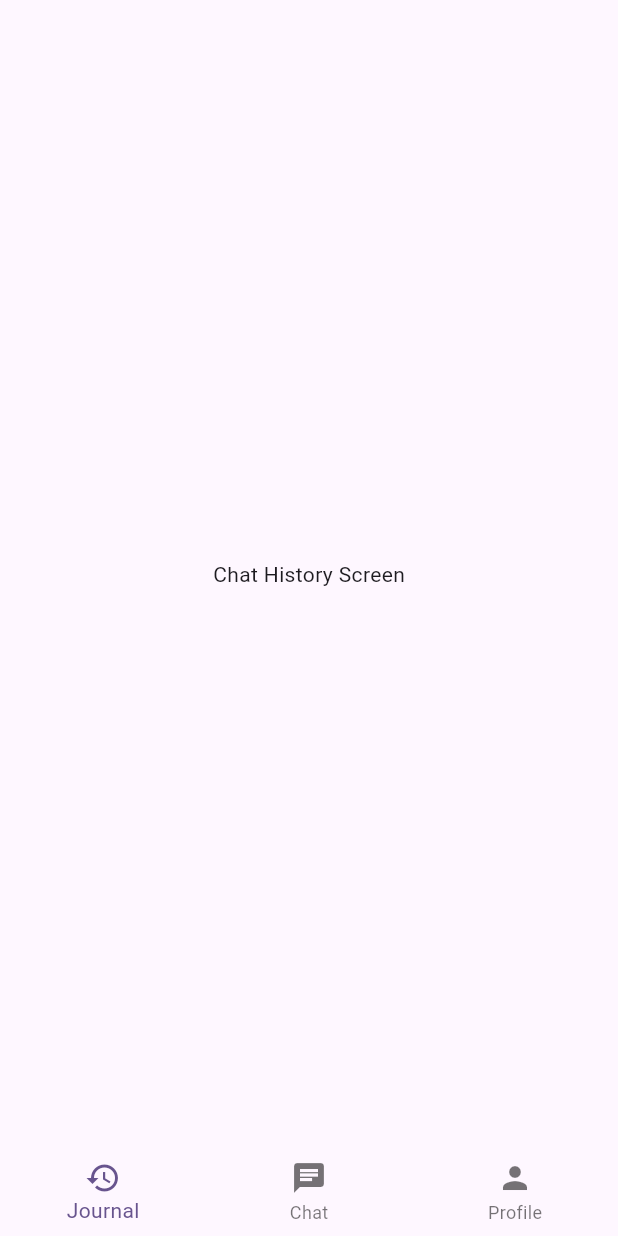
After one commit to kgangadaran10/GeminiHackathon, a Flutter app: the screen it shows after launch, on a phone screen of 412 x 824 dp. The commit adds this screen. Run offline on Flutter 3.47's test engine with Material 3 defaults, Android fonts, the phone set to English and light mode, and no system bars.

Commit message:
changed chat history screen to journal screen and fixed navbar issue

```diff
--- /dev/null
+++ b/lib/api/api_service.dart
@@ -0,0 +1,3 @@
+class ApiService {
+  static const apiKey = "AIzaSyCSUJEl1bKT3u7HaEEvvKP_iqfyZIL8XRk";
+}
--- a/lib/main.dart
+++ b/lib/main.dart
@@ -1,5 +1,5 @@
 import 'package:flutter/material.dart';
-import 'package:flutter_application_1/screens/chat_history_screen.dart';
+import 'package:flutter_application_1/screens/journal_screen.dart';
 import 'package:flutter_application_1/screens/chat_screen.dart';
 import 'package:flutter_application_1/screens/home_screen.dart';
 import 'package:flutter_application_1/screens/profile_screen.dart';
--- a/lib/screens/chat_screen.dart
+++ b/lib/screens/chat_screen.dart
@@ -3,6 +3,9 @@ import 'package:flutter/material.dart';
 class ChatScreen extends StatefulWidget {
   const ChatScreen({super.key});
 
+//Icon: A home icon.
+//Function: Takes the user to the main screen, where they can start their 5-minute recording session.
+//Label: "Home" (optional, you can choose to have just the icon if you prefer a cleaner look).
   @override
   State<ChatScreen> createState() => _ChatScreenState();
 }
@@ -12,7 +15,7 @@ class _ChatScreenState extends State<ChatScreen> {
   Widget build(BuildContext context) {
     return Scaffold(
       body: Center(
-        child: Text('Home Screen'),
+        child: Text('Chat Screen'),
       ),
     );
   }
--- a/lib/screens/home_screen.dart
+++ b/lib/screens/home_screen.dart
@@ -1,5 +1,5 @@
 import 'package:flutter/material.dart';
-import 'package:flutter_application_1/screens/chat_history_screen.dart';
+import 'package:flutter_application_1/screens/journal_screen.dart';
 import 'package:flutter_application_1/screens/chat_screen.dart';
 import 'package:flutter_application_1/screens/profile_screen.dart';
 
@@ -12,18 +12,22 @@ class HomeScreen extends StatefulWidget {
 
 // list of screens
 final List<Widget> _screens = [
+  const JournalScreen(),
   const ChatScreen(),
-  const ChatHistoryScreen(),
   const ProfileScreen(),
 ];
 
 int _currentIndex = 0; // index of current screen
 
 class _HomeScreenState extends State<HomeScreen> {
+// page view controller
+  final PageController _pageController = PageController();
+
   @override
   Widget build(BuildContext context) {
     return Scaffold(
       body: PageView(
+        controller: _pageController,
         children: _screens,
         onPageChanged: (index) {
           setState(() {
@@ -33,15 +37,18 @@ class _HomeScreenState extends State<HomeScreen> {
       ),
       bottomNavigationBar: BottomNavigationBar(
           currentIndex: _currentIndex,
+          elevation: 0,
+          selectedItemColor: Theme.of(context).colorScheme.primary,
           onTap: (index) {
             setState(() {
               _currentIndex = index;
             });
+            _pageController.jumpToPage(index);
           },
           items: const [
             BottomNavigationBarItem(
               icon: Icon(Icons.history),
-              label: 'Chat History',
+              label: 'Journal',
             ),
             BottomNavigationBarItem(
               icon: Icon(Icons.chat),
--- /dev/null
+++ b/lib/screens/journal_screen.dart
@@ -0,0 +1,24 @@
+import 'package:flutter/material.dart';
+
+// JOURNAL SCREEN
+//Icon: A journal or notebook icon.
+//Function: Allows users to view past journal entries, including transcripts and insights generated by Gemini.
+//Label: "Journal".
+
+class JournalScreen extends StatefulWidget {
+  const JournalScreen({super.key});
+
+  @override
+  State<JournalScreen> createState() => _JournalScreenState();
+}
+
+class _JournalScreenState extends State<JournalScreen> {
+  @override
+  Widget build(BuildContext context) {
+    return Scaffold(
+      body: Center(
+        child: Text('Chat History Screen'),
+      ),
+    );
+  }
+}
--- a/lib/screens/profile_screen.dart
+++ b/lib/screens/profile_screen.dart
@@ -1,5 +1,8 @@
 import 'package:flutter/material.dart';
 
+//Icon: A gear icon.
+//Function: Opens the settings menu, where users can adjust preferences, manage their account, and set reminders or notifications.
+//Label: "Settings/Profile".
 class ProfileScreen extends StatefulWidget {
   const ProfileScreen({super.key});
 
```
Also changed, not shown: lib/screens/chat_history_screen.dart (deleted, +0 -19 lines).
